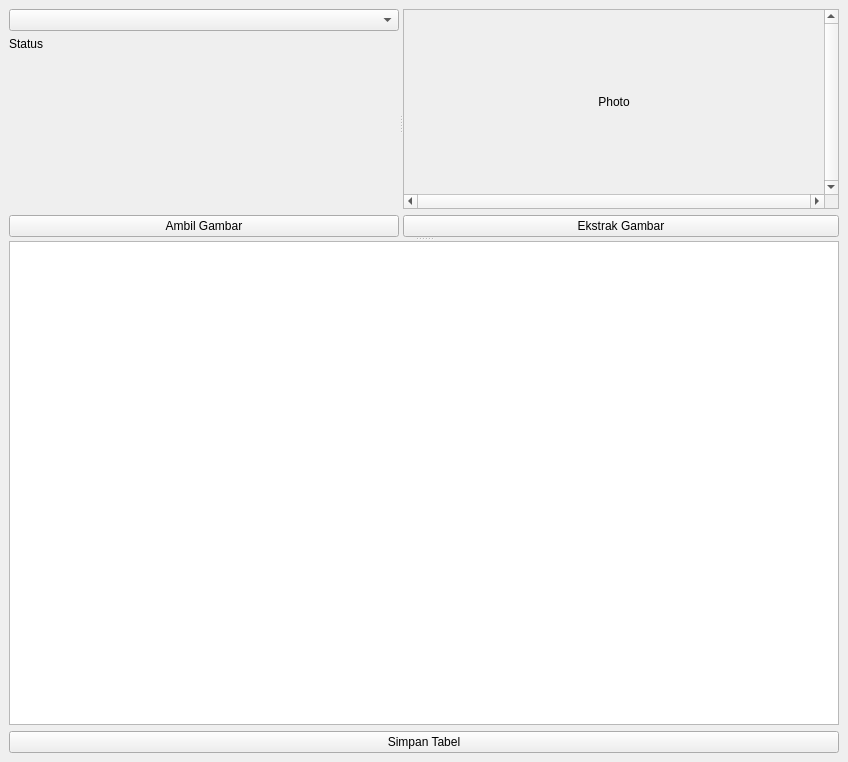
First picture: the form in src/main/main_window.ui, repository fajar-sn/ktp-scanner, before the edit.
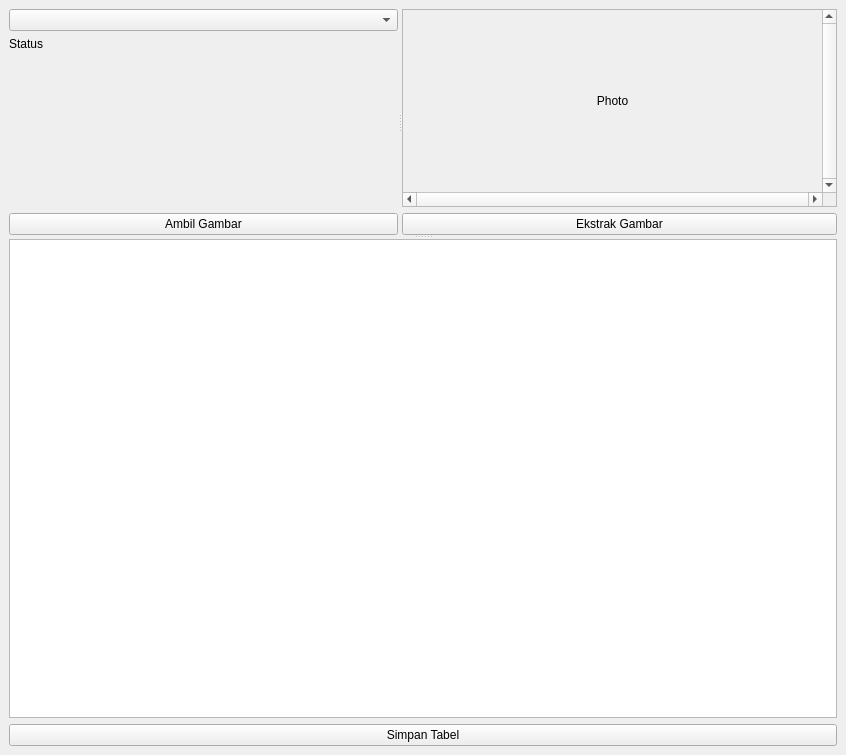
Second picture: the form after the edit.

```diff
--- a/src/main/main_window.ui
+++ b/src/main/main_window.ui
@@ -6,8 +6,8 @@
    <rect>
     <x>0</x>
     <y>0</y>
-    <width>848</width>
-    <height>762</height>
+    <width>846</width>
+    <height>755</height>
    </rect>
   </property>
   <property name="minimumSize">
@@ -72,8 +72,8 @@
              <rect>
               <x>0</x>
               <y>0</y>
-              <width>396</width>
-              <height>188</height>
+              <width>415</width>
+              <height>153</height>
              </rect>
             </property>
             <layout class="QGridLayout" name="gridLayout">
```
